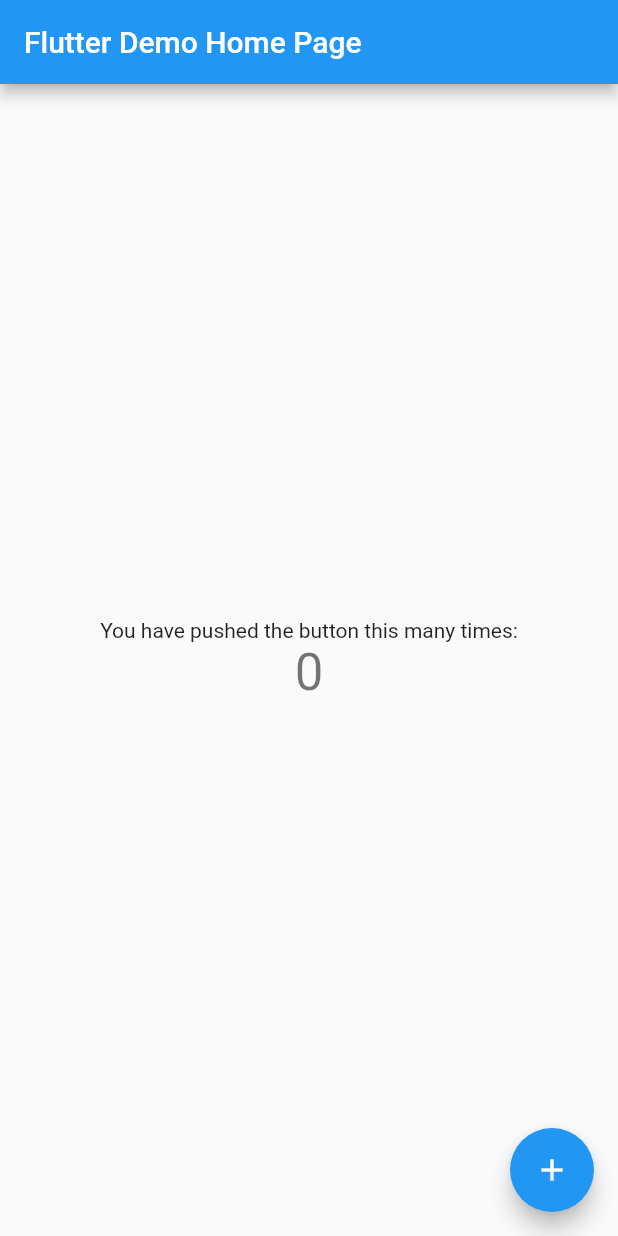
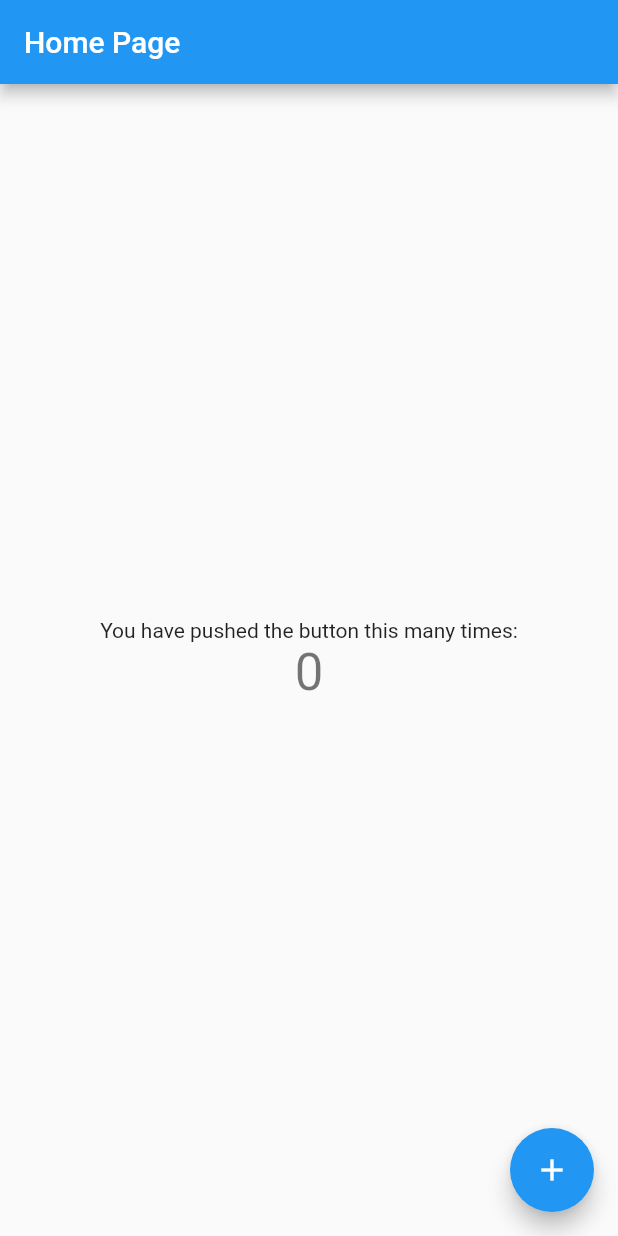
Before and after one commit to vitoramerico/flutter_vercel, a Flutter app: the screen it shows after launch, on a phone screen of 412 x 824 dp. Run offline on Flutter 3.47's test engine with Material 2 defaults, Android fonts, the phone set to English and light mode, and no system bars.

Commit message:
Alteracao nome da pagina principal

```diff
--- a/lib/main.dart
+++ b/lib/main.dart
@@ -9,7 +9,7 @@ class MyApp extends StatelessWidget {
   @override
   Widget build(BuildContext context) {
     return MaterialApp(
-      title: 'Flutter Demo',
+      title: 'Flutter com Vercel',
       theme: ThemeData(
         // This is the theme of your application.
         //
@@ -22,7 +22,7 @@ class MyApp extends StatelessWidget {
         // is not restarted.
         primarySwatch: Colors.blue,
       ),
-      home: MyHomePage(title: 'Flutter Demo Home Page'),
+      home: MyHomePage(title: 'Home Page'),
     );
   }
 }
```
Also changed, not shown: 3 other files.
